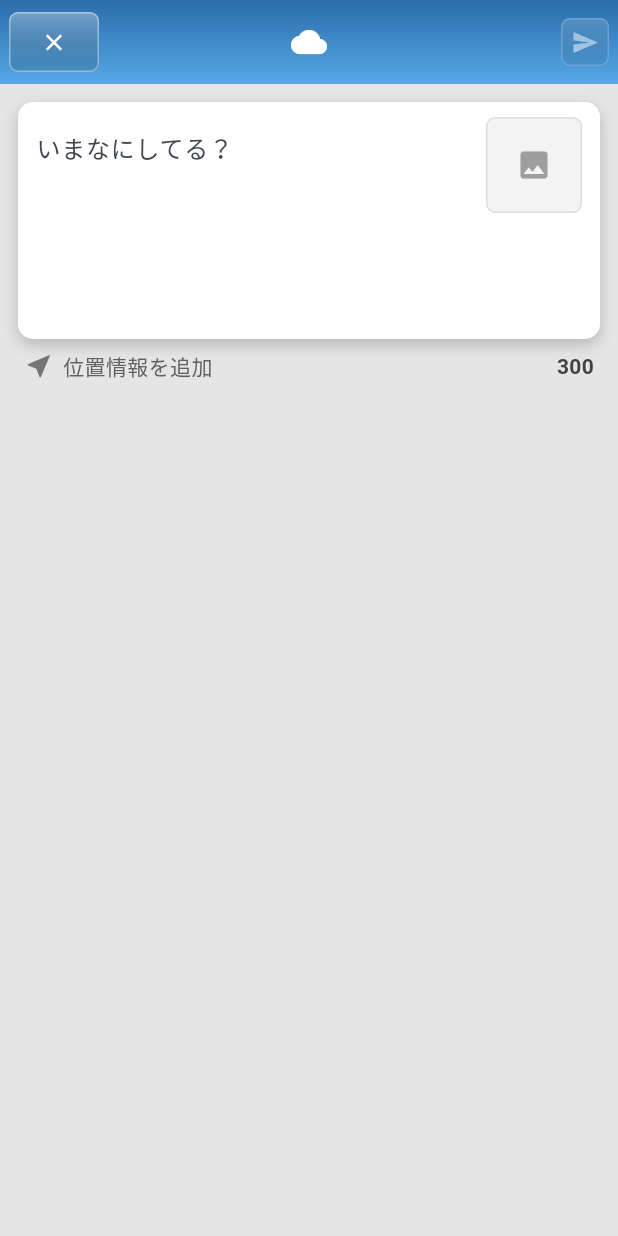
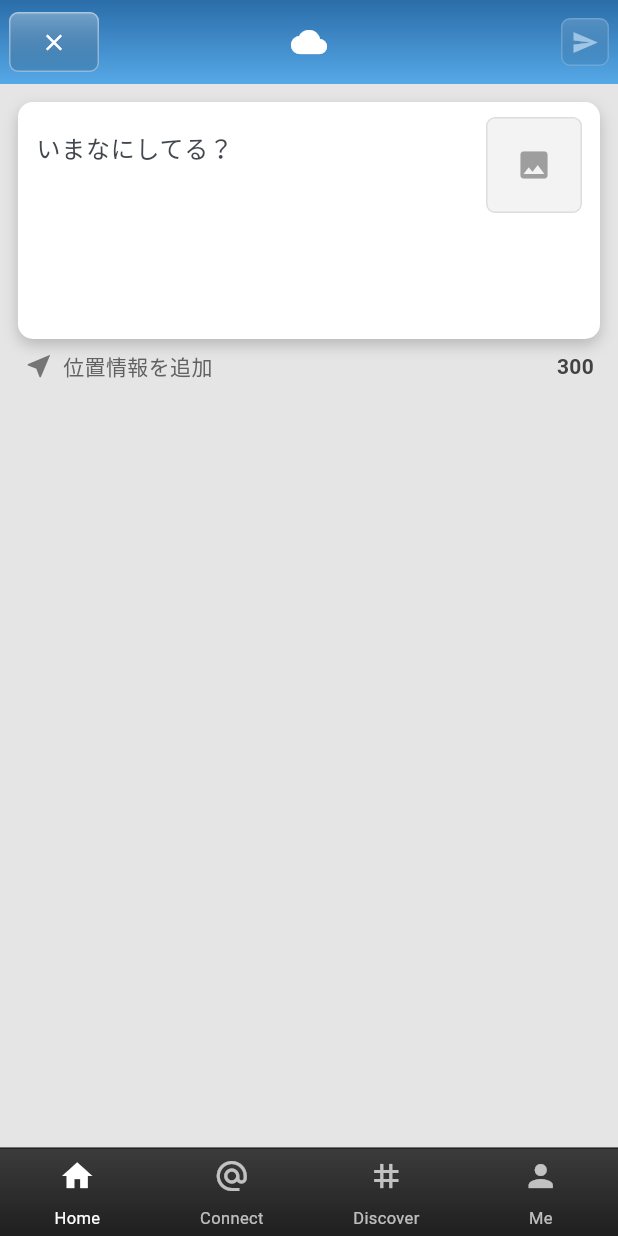
Before and after one commit to jt-chihara/Crimson-Crisis, a Flutter app: the ComposeScreen screen opened directly, on a phone screen of 412 x 824 dp. Run offline on Flutter 3.47's test engine with Material 3 defaults, Android fonts, the light colour scheme and no system bars; our stand-ins replace flutter_riverpod, image_picker, shared_preferences; accounts and stored records are empty; network calls fail.

Commit message:
post footer

```diff
--- a/lib/screens/compose_screen.dart
+++ b/lib/screens/compose_screen.dart
@@ -4,6 +4,8 @@ import 'package:flutter_riverpod/flutter_riverpod.dart';
 
 import '../state/auth_providers.dart';
 import '../widgets/classic_app_bar.dart';
+import '../widgets/classic_bottom_bar.dart';
+import 'main_shell.dart';
 import 'package:image_picker/image_picker.dart';
 
 class ComposeScreen extends ConsumerStatefulWidget {
@@ -173,6 +175,21 @@ class _ComposeScreenState extends ConsumerState<ComposeScreen> {
           ],
         ),
       ),
+      bottomNavigationBar: ClassicBottomBar(
+        currentIndex: 0,
+        onTap: (i) {
+          Navigator.of(context).pushAndRemoveUntil(
+            MaterialPageRoute(builder: (_) => MainShell(initialIndex: i)),
+            (route) => false,
+          );
+        },
+        items: const [
+          ClassicBottomItem(icon: Icons.home, label: 'Home'),
+          ClassicBottomItem(icon: Icons.alternate_email, label: 'Connect'),
+          ClassicBottomItem(icon: Icons.tag, label: 'Discover'),
+          ClassicBottomItem(icon: Icons.person, label: 'Me'),
+        ],
+      ),
     );
   }
 }
```
